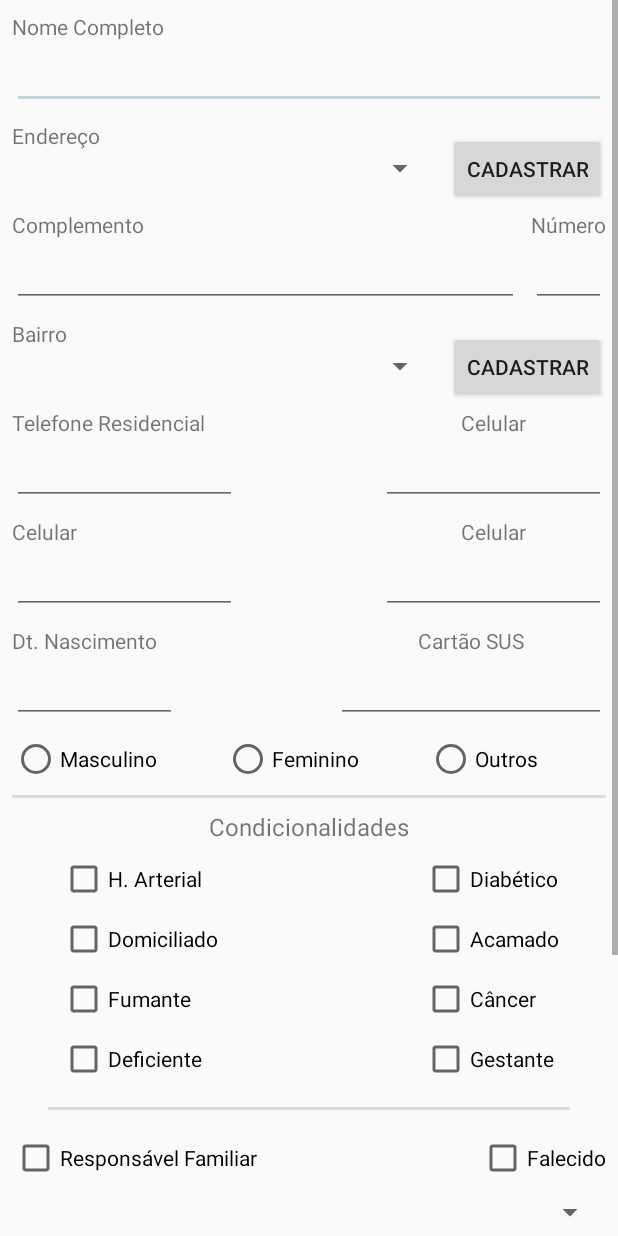
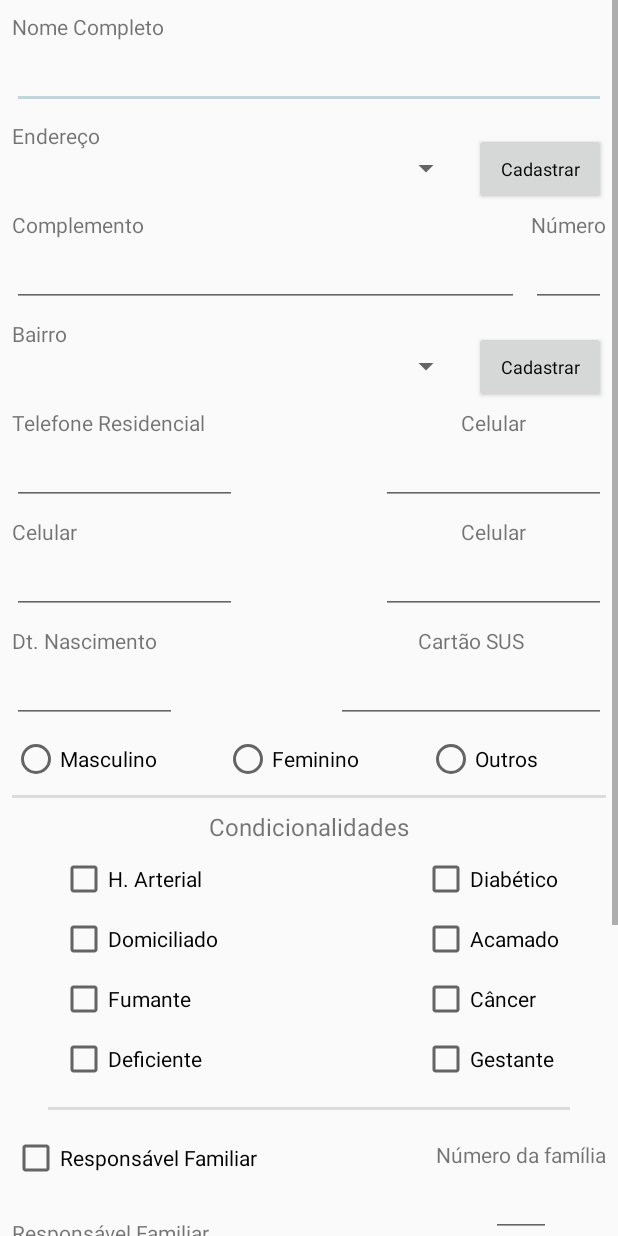
Before and after one commit to claudioeckert/ACS, an Android app: the CadastrarEditarPessoas screen opened directly, with no data from a screen before it, on a phone screen of 412 x 824 dp. Run offline under Robolectric (Android 15) with nearby library versions, the phone set to English and light mode, and no system bars; 21 statements that could not run were skipped.

Commit message:
Alterado activity lista geral, geral, mostrar id responsavel familiar

```diff
--- a/ACS/app/src/main/java/eckert/claudio/acs/CadastrarEditarPessoas.java
+++ b/ACS/app/src/main/java/eckert/claudio/acs/CadastrarEditarPessoas.java
@@ -16,7 +16,7 @@ import com.github.rtoshiro.util.format.text.MaskTextWatcher;
 
 public class CadastrarEditarPessoas extends AppCompatActivity {
 
-    EditText edtNome, edtNumeroEndereco, edtComplemento, edtTelefoneResidencial, edtTelefoneCelular1, edtTelefoneCelular2, edtTelefoneCelular3, edtDataNscimento, edtCartaoSus;
+    EditText edtNome, edtNumeroEndereco, edtComplemento, edtTelefoneResidencial, edtTelefoneCelular1, edtTelefoneCelular2, edtTelefoneCelular3, edtDataNscimento, edtCartaoSus, edtResponsavelFamiliar;
     RadioButton rdbMasculino, rdbFeminino, rdbOutros, rdbAtivo, rdbInativo;
     Spinner spResponsavelFamiliar, spEndereco, spBairro;
     CheckBox cbHipertencaoArterial, cbDiabetico, cbDomiciliado, cbAcamado, cbFumante, cbCancer, cbDeficiente, cbGestante, cbResponsavel, cbFalecido;
@@ -32,6 +32,7 @@ public class CadastrarEditarPessoas extends AppCompatActivity {
         edtNome = findViewById(R.id.edtNome);
         edtNumeroEndereco = findViewById(R.id.edtNumeroEndereco);
         edtComplemento = findViewById(R.id.edtComplemento);
+        edtResponsavelFamiliar = findViewById(R.id.edtResponsavelFamiliar);
 
         edtTelefoneResidencial = findViewById(R.id.edtTelefoneResidencial);
         edtTelefoneCelular1 = findViewById(R.id.edtTelefoneCelular1);
@@ -96,6 +97,11 @@ public class CadastrarEditarPessoas extends AppCompatActivity {
         MaskTextWatcher mtwCartaoSus = new MaskTextWatcher(edtCartaoSus,cartaoSus);
         edtCartaoSus.addTextChangedListener(mtwCartaoSus);
         //Fim
+        //Número da família
+        SimpleMaskFormatter idResponsavelFamiliar = new SimpleMaskFormatter("NNN");
+        MaskTextWatcher mtwIdResponsavelFamiliar = new MaskTextWatcher(edtResponsavelFamiliar,idResponsavelFamiliar);
+        edtResponsavelFamiliar.addTextChangedListener(mtwIdResponsavelFamiliar);
+        //Fim
         //Fim da mascara
 
 
@@ -104,16 +110,11 @@ public class CadastrarEditarPessoas extends AppCompatActivity {
         //---Teste do CRUD--
 
         //db.addPessoa(new Pessoa("Claudio Eckert","General Câmara",55,"Fundos","Odila",991685321,"17051985",123456789,1,1,1,1,1,1,1,1,1));
-        db.addPessoa(new Pessoa(2,"Claudio Jorge Eckert Junior","General Câmara","55","Fundos","Odila","991685321","17051985","700704982545772","1","0","0","0","0","0","0","0","0","1","0","0"));
-        db.addPessoa(new Pessoa(0,"Aline Beatris Braatz Eckert","General Câmara","55","Fundos APTO 51","Odila","991685321","17051985","700704982","0","0","0","0","0","0","0","0","0","0","0","0"));
-        db.addPessoa(new Pessoa(0,"José da Silva Sauros Ramos Trento","General Câmara","55","Fundos","Odila","991580666","18121979","700704982","1","0","0","0","0","0","0","0","0","1","0","0"));
-        db.addPessoa(new Pessoa(0,"Maria da Silva","General Câmara","55","Fundos","Odila","991685321","17051985","700704982","0","0","0","0","0","0","0","0","0","1","0","0"));
-        db.addPessoa(new Pessoa(4,"Mateus José Junior","General Câmara","55","Fundos","Odila","991685321","17051985","700704982","1","0","0","0","0","0","0","0","0","0","0","0"));
-        db.addPessoa(new Pessoa(0,"Iasmin Braatz Both","General Câmara","55","Fundos","Odila","991685321","17051985","700704982","0","0","0","0","0","0","0","0","0","1","0","0"));
-        db.addPessoa(new Pessoa(6,"Bernardo Augusto Braatz Both","General Câmara","55","Fundos","Odila","991685321","17051985","700704982","1","0","0","0","0","0","0","0","0","0","0","0"));
-        db.addPessoa(new Pessoa(6,"Erich Somer","General Câmara","55","Fundos","Odila","991685321","17051985","700704982","0","0","1","0","0","0","0","0","0","0","0","0"));
-        db.addPessoa(new Pessoa(0,"Armin Braatz","General Câmara","55","Fundos","Odila","991685321","17051985","700704982","0","0","1","0","0","0","0","0","0","1","0","0"));
-        db.addPessoa(new Pessoa(3,"Marlize Scharowsky","General Câmara","55","Fundos","Odila","991685321","17051985","700704982","0","0","0","0","0","0","0","0","0","0","0","0"));
+        db.addPessoa(new Pessoa(80,"Claudio Jorge Eckert Junior","General Câmara","55","Fundos","Odila","991685321","17051985","700704982545772","1","0","0","0","0","0","0","0","0","0","0","0"));
+        db.addPessoa(new Pessoa(130,"Aline Beatris Braatz Eckert","General Câmara","55","Fundos APTO 51","Odila","991685321","17051985","700704982","0","0","0","0","0","0","0","0","0","1","0","0"));
+        db.addPessoa(new Pessoa(25,"José da Silva Sauros Ramos Trento","General Câmara","55","Fundos","Odila","991580666","18121979","700704982","1","0","0","0","0","0","0","0","0","0","0","0"));
+        db.addPessoa(new Pessoa(65,"Maria da Silva","General Câmara","55","Fundos","Odila","991685321","17051985","700704982","0","0","0","0","0","0","0","0","0","1","0","0"));
+        db.addPessoa(new Pessoa(42,"Mateus José Junior","General Câmara","55","Fundos","Odila","991685321","17051985","700704982","1","0","0","0","0","0","0","0","0","0","0","0"));
 
 
         Toast.makeText(CadastrarEditarPessoas.this,"Salvo com sucesso",Toast.LENGTH_LONG).show();
--- a/ACS/app/src/main/java/eckert/claudio/acs/Geral.java
+++ b/ACS/app/src/main/java/eckert/claudio/acs/Geral.java
@@ -59,10 +59,10 @@ public class Geral extends AppCompatActivity implements AdapterView.OnItemClickL
             //pega o listView que conterá os dados
             listViewGeral = findViewById(R.id.lvResponsavelFamiliar);
 
-            String[] from = {"_id", "idResponsavel", "nome", "cartaoSus", "dataNascimento"};//campos da tabela
+            String[] from = {"idResponsavel", "nome", "cartaoSus", "dataNascimento"};//campos da tabela
 
-            int[] to = {R.id.txtListaIdFamilia, R.id.txtListaNomeResponsavelFamilia, R.id.txtListaNomeResponsavelFamilia, R.id.txtListaCartaoSus, R.id.txtListaDataNascimento}; //campos da lista modelo
-            ad = new SimpleCursorAdapter(getApplicationContext(), R.layout.lista_geral, cursor, from, to, 0);
+            int[] to = {R.id.txtListaIdFamilia, R.id.txtListaNomeResponsavelFamilia, R.id.txtListaCartaoSus, R.id.txtListaDataNascimento}; //campos da lista modelo
+            ad = new SimpleCursorAdapter(getApplicationContext(), R.layout.lista_geral, cursor, from, to,0);
             listViewGeral.setAdapter(ad);
            // db.close();
         }catch (Exception e){
--- a/ACS/app/src/main/res/layout/activity_cadastrar_editar_pessoas.xml
+++ b/ACS/app/src/main/res/layout/activity_cadastrar_editar_pessoas.xml
@@ -85,6 +85,8 @@
                     android:layout_height="wrap_content"
                     android:layout_marginTop="8dp"
                     android:text="@string/btn_Cadastrar"
+                    android:textAppearance="@android:style/TextAppearance.Widget.TextView"
+                    android:textSize="12sp"
                     app:layout_constraintEnd_toEndOf="@+id/edtNome"
                     app:layout_constraintTop_toTopOf="@+id/txtEndereco" />
 
@@ -132,6 +134,8 @@
                     android:layout_height="wrap_content"
                     android:layout_marginTop="8dp"
                     android:text="@string/btn_Cadastrar"
+                    android:textAppearance="@android:style/TextAppearance.Widget.TextView"
+                    android:textSize="12sp"
                     app:layout_constraintEnd_toEndOf="@+id/edtNumeroEndereco"
                     app:layout_constraintTop_toTopOf="@+id/txtBairro" />
 
@@ -354,31 +358,30 @@
 
                 <CheckBox
                     android:id="@+id/cbResponsavel"
-                    android:layout_width="0dp"
+                    android:layout_width="wrap_content"
                     android:layout_height="wrap_content"
-                    android:layout_marginEnd="8dp"
                     android:layout_marginTop="16dp"
+                    android:checked="false"
                     android:text="@string/cb_Responsavel"
-                    app:layout_constraintEnd_toStartOf="@+id/cbFalecido"
                     app:layout_constraintStart_toStartOf="@+id/rdgSexo"
                     app:layout_constraintTop_toBottomOf="@+id/divider2" />
 
-                <CheckBox
-                    android:id="@+id/cbFalecido"
-                    android:layout_width="0dp"
+                <TextView
+                    android:id="@+id/txtResponsavelFamiliar"
+                    android:layout_width="wrap_content"
                     android:layout_height="wrap_content"
-                    android:text="@string/cb_Falecido"
-                    app:layout_constraintEnd_toEndOf="@+id/rdgSexo"
-                    app:layout_constraintTop_toTopOf="@+id/cbResponsavel" />
+                    android:layout_marginTop="24dp"
+                    android:text="@string/cb_Responsavel"
+                    app:layout_constraintStart_toStartOf="@+id/cbResponsavel"
+                    app:layout_constraintTop_toBottomOf="@+id/cbResponsavel" />
 
                 <Spinner
                     android:id="@+id/spResponsavelFamiliar"
                     android:layout_width="0dp"
                     android:layout_height="wrap_content"
-                    android:layout_marginTop="8dp"
                     app:layout_constraintEnd_toEndOf="@+id/cbFalecido"
                     app:layout_constraintStart_toStartOf="@+id/cbResponsavel"
-                    app:layout_constraintTop_toBottomOf="@+id/cbResponsavel" />
+                    app:layout_constraintTop_toBottomOf="@+id/txtResponsavelFamiliar" />
 
                 <View
                     android:id="@+id/divider4"
@@ -397,7 +400,6 @@
                     android:layout_marginTop="16dp"
                     android:checkedButton="@+id/rdbAtivo"
                     android:orientation="horizontal"
-                    app:layout_constraintEnd_toEndOf="@+id/divider4"
                     app:layout_constraintStart_toStartOf="@+id/divider4"
                     app:layout_constraintTop_toBottomOf="@+id/divider4">
 
@@ -416,6 +418,15 @@
                         android:text="@string/rdb_Inativo" />
 
                 </RadioGroup>
+
+                <CheckBox
+                    android:id="@+id/cbFalecido"
+                    android:layout_width="0dp"
+                    android:layout_height="wrap_content"
+                    android:layout_marginTop="16dp"
+                    android:text="@string/cb_Falecido"
+                    app:layout_constraintEnd_toEndOf="@+id/divider4"
+                    app:layout_constraintTop_toBottomOf="@+id/divider4" />
 
                 <View
                     android:id="@+id/divider6"
@@ -459,17 +470,6 @@
                     app:layout_constraintEnd_toStartOf="@+id/btnSalvar"
                     app:layout_constraintTop_toTopOf="@+id/btnExcluir" />
 
-                <TextView
-                    android:id="@+id/txtEspaco"
-                    android:layout_width="0dp"
-                    android:layout_height="50dp"
-                    android:layout_marginEnd="8dp"
-                    android:layout_marginStart="8dp"
-                    android:layout_marginTop="8dp"
-                    app:layout_constraintEnd_toEndOf="@+id/btnSalvar"
-                    app:layout_constraintStart_toStartOf="@+id/btnExcluir"
-                    app:layout_constraintTop_toBottomOf="@+id/button" />
-
                 <Button
                     android:id="@+id/button"
                     android:layout_width="179dp"
@@ -483,7 +483,18 @@
                     app:layout_constraintTop_toBottomOf="@+id/btnExcluir" />
 
                 <TextView
-                    android:id="@+id/textView3"
+                    android:id="@+id/txtEspaco"
+                    android:layout_width="0dp"
+                    android:layout_height="50dp"
+                    android:layout_marginEnd="8dp"
+                    android:layout_marginStart="8dp"
+                    android:layout_marginTop="8dp"
+                    app:layout_constraintEnd_toEndOf="@+id/btnSalvar"
+                    app:layout_constraintStart_toStartOf="@+id/btnExcluir"
+                    app:layout_constraintTop_toBottomOf="@+id/button" />
+
+                <TextView
+                    android:id="@+id/txtTelefoneCelular2"
                     android:layout_width="wrap_content"
                     android:layout_height="wrap_content"
                     android:layout_marginTop="8dp"
@@ -497,17 +508,17 @@
                     android:layout_height="wrap_content"
                     android:ems="10"
                     android:inputType="phone"
-                    app:layout_constraintStart_toStartOf="@+id/textView3"
-                    app:layout_constraintTop_toBottomOf="@+id/textView3" />
+                    app:layout_constraintStart_toStartOf="@+id/txtTelefoneCelular2"
+                    app:layout_constraintTop_toBottomOf="@+id/txtTelefoneCelular2" />
 
                 <TextView
-                    android:id="@+id/textView4"
+                    android:id="@+id/txtTelefoneCelular3"
                     android:layout_width="wrap_content"
                     android:layout_height="wrap_content"
                     android:text="@string/lbl_TelefoneCelular"
                     app:layout_constraintEnd_toEndOf="@+id/edtTelefoneCelular3"
                     app:layout_constraintStart_toStartOf="@+id/edtTelefoneCelular3"
-                    app:layout_constraintTop_toTopOf="@+id/textView3" />
+                    app:layout_constraintTop_toTopOf="@+id/txtTelefoneCelular2" />
 
                 <EditText
                     android:id="@+id/edtTelefoneCelular3"
@@ -516,7 +527,26 @@
                     android:ems="10"
                     android:inputType="phone"
                     app:layout_constraintEnd_toEndOf="@+id/edtTelefoneCelular1"
-                    app:layout_constraintTop_toBottomOf="@+id/textView4" />
+                    app:layout_constraintTop_toBottomOf="@+id/txtTelefoneCelular3" />
+
+                <TextView
+                    android:id="@+id/txtNumeroFamilia"
+                    android:layout_width="wrap_content"
+                    android:layout_height="wrap_content"
+                    android:layout_marginTop="4dp"
+                    android:text="@string/lbl_NumeroFamiliaDigitado"
+                    app:layout_constraintEnd_toEndOf="@+id/divider"
+                    app:layout_constraintTop_toTopOf="@+id/cbResponsavel" />
+
+                <EditText
+                    android:id="@+id/edtResponsavelFamiliar"
+                    android:layout_width="40dp"
+                    android:layout_height="wrap_content"
+                    android:ems="10"
+                    android:inputType="number"
+                    app:layout_constraintEnd_toEndOf="@+id/txtNumeroFamilia"
+                    app:layout_constraintStart_toStartOf="@+id/txtNumeroFamilia"
+                    app:layout_constraintTop_toBottomOf="@+id/txtNumeroFamilia" />
 
             </android.support.constraint.ConstraintLayout>
         </LinearLayout>
--- a/ACS/app/src/main/res/layout/lista_geral.xml
+++ b/ACS/app/src/main/res/layout/lista_geral.xml
@@ -21,7 +21,7 @@
         android:layout_width="0dp"
         android:layout_height="wrap_content"
         android:layout_marginEnd="8dp"
-        android:layout_marginStart="8dp"
+        android:layout_marginStart="16dp"
         android:layout_marginTop="8dp"
         android:textColor="@android:color/black"
         android:textStyle="bold"
--- a/ACS/app/src/main/res/values/strings.xml
+++ b/ACS/app/src/main/res/values/strings.xml
@@ -37,4 +37,5 @@
     <string name="rdb_Inativo">Inativo</string>
     <string name="lbl_TelefoneCelular">Celular</string>
     <string name="btn_Cadastrar">Cadastrar</string>
+    <string name="lbl_NumeroFamiliaDigitado">Número da família</string>
 </resources>
```
